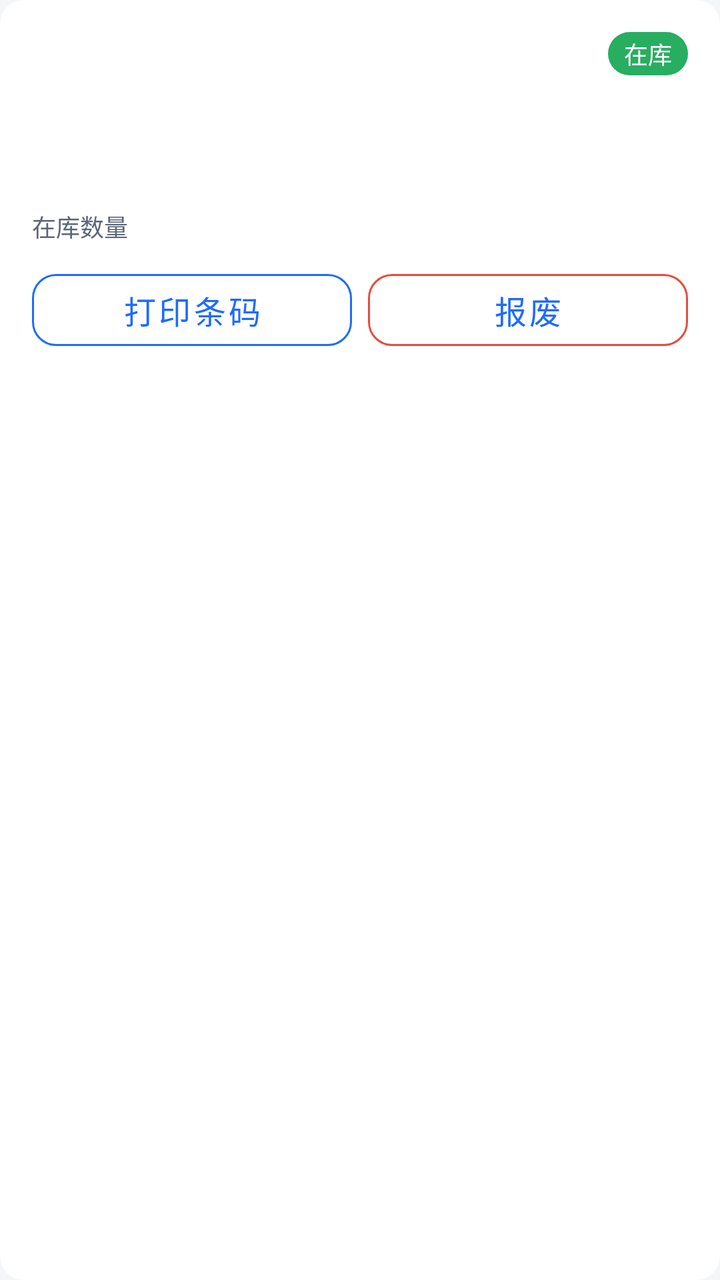
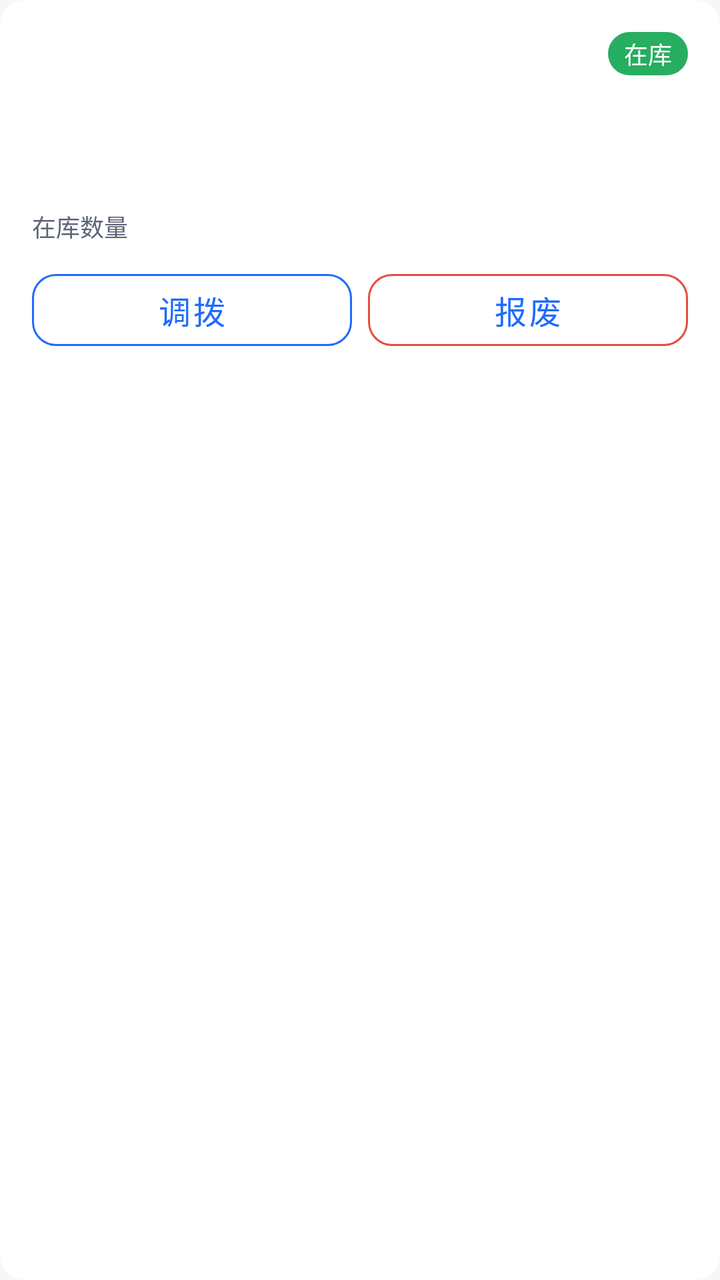

Two renders of the same Android screen: before a commit and after it. Below are the layout's source before the change and the commit's diff.
<!-- AndroidManifest.xml: application theme Theme.SimpleWmsPda -->
<!-- res/layout/item_inventory.xml -->
<?xml version="1.0" encoding="utf-8"?>
<LinearLayout xmlns:android="http://schemas.android.com/apk/res/android"
    xmlns:app="http://schemas.android.com/apk/res-auto"
    android:orientation="vertical"
    android:layout_width="match_parent"
    android:layout_height="wrap_content"
    android:layout_marginStart="@dimen/space_md"
    android:layout_marginEnd="@dimen/space_md"
    android:layout_marginBottom="@dimen/space_sm"
    android:padding="@dimen/space_lg"
    android:background="@drawable/bg_card">

    <LinearLayout
        android:layout_width="match_parent"
        android:layout_height="wrap_content"
        android:orientation="horizontal"
        android:gravity="center_vertical">

        <TextView
            android:id="@+id/tv_sku"
            android:layout_width="0dp"
            android:layout_height="wrap_content"
            android:layout_weight="1"
            android:textColor="@color/text_primary"
            android:textSize="@dimen/text_subtitle"
            android:textStyle="bold" />

        <TextView
            android:id="@+id/tv_status"
            android:layout_width="wrap_content"
            android:layout_height="wrap_content"
            android:background="@drawable/bg_pill_success"
            android:paddingStart="@dimen/space_sm"
            android:paddingEnd="@dimen/space_sm"
            android:paddingTop="2dp"
            android:paddingBottom="2dp"
            android:textColor="@color/on_primary"
            android:textSize="@dimen/text_caption"
            android:text="在库" />
    </LinearLayout>

    <TextView
        android:id="@+id/tv_name"
        android:layout_width="wrap_content"
        android:layout_height="wrap_content"
        android:layout_marginTop="@dimen/space_xs"
        style="@style/Text.Body" />

    <TextView
        android:id="@+id/tv_code"
        android:layout_width="wrap_content"
        android:layout_height="wrap_content"
        style="@style/Text.Caption" />

    <TextView
        android:id="@+id/tv_location"
        android:layout_width="wrap_content"
        android:layout_height="wrap_content"
        style="@style/Text.Caption" />

    <LinearLayout
        android:layout_width="match_parent"
        android:layout_height="wrap_content"
        android:orientation="horizontal"
        android:layout_marginTop="@dimen/space_sm">

        <TextView
            android:layout_width="wrap_content"
            android:layout_height="wrap_content"
            android:text="@string/inventory_qty_on_hand"
            style="@style/Text.Caption" />
        <TextView
            android:id="@+id/tv_qty"
            android:layout_width="wrap_content"
            android:layout_height="wrap_content"
            android:layout_marginStart="@dimen/space_xs"
            android:textColor="@color/primary"
            android:textSize="@dimen/text_subtitle"
            android:textStyle="bold" />
    </LinearLayout>

    <LinearLayout
        android:layout_width="match_parent"
        android:layout_height="wrap_content"
        android:orientation="horizontal"
        android:layout_marginTop="@dimen/space_sm">

        <com.google.android.material.button.MaterialButton
            android:id="@+id/btn_print"
            style="@style/Widget.SimpleWMS.Button.Outlined"
            android:layout_width="0dp"
            android:layout_height="wrap_content"
            android:layout_weight="1"
            android:layout_marginEnd="@dimen/space_sm"
            android:text="@string/action_print"
            app:strokeColor="@color/primary" />

        <com.google.android.material.button.MaterialButton
            android:id="@+id/btn_scrap"
            style="@style/Widget.SimpleWMS.Button.Outlined"
            android:layout_width="0dp"
            android:layout_height="wrap_content"
            android:layout_weight="1"
            android:text="@string/action_scrap"
            app:strokeColor="@color/danger" />
    </LinearLayout>
</LinearLayout>
<!-- resources referenced by this layout -->
<resources>
  <color name="danger">#E74C3C</color>
  <color name="on_primary">#FFFFFF</color>
  <color name="primary">#1E6BFF</color>
  <color name="text_primary">#1A2233</color>
  <dimen name="space_lg">16dp</dimen>
  <dimen name="space_md">12dp</dimen>
  <dimen name="space_sm">8dp</dimen>
  <dimen name="space_xs">4dp</dimen>
  <dimen name="text_caption">12sp</dimen>
  <dimen name="text_subtitle">16sp</dimen>
  <!-- drawable bg_card (drawable) -->
  <?xml version="1.0" encoding="utf-8"?>
  <shape xmlns:android="http://schemas.android.com/apk/res/android" android:shape="rectangle">
      <solid android:color="@color/bg_card" />
      <corners android:radius="@dimen/card_corner" />
  </shape>
  <!-- drawable bg_pill_success (drawable) -->
  <?xml version="1.0" encoding="utf-8"?>
  <shape xmlns:android="http://schemas.android.com/apk/res/android" android:shape="rectangle">
      <solid android:color="@color/status_done" />
      <corners android:radius="100dp" />
  </shape>
  <string name="action_print">打印条码</string>
  <string name="action_scrap">报废</string>
  <string name="inventory_qty_on_hand">在库数量</string>
  <style name="Text.Body">
          <item name="android:textSize">@dimen/text_body</item>
          <item name="android:textColor">@color/text_primary</item>
      </style>
  <style name="Text.Caption">
          <item name="android:textSize">@dimen/text_caption</item>
          <item name="android:textColor">@color/text_secondary</item>
      </style>
  <style name="Widget.SimpleWMS.Button.Outlined" parent="Widget.MaterialComponents.Button.OutlinedButton">
          <item name="cornerRadius">@dimen/card_corner</item>
          <item name="android:minHeight">@dimen/touch_min</item>
      </style>
  <style name="Theme.SimpleWmsPda" parent="Theme.SimpleWMS" />
  <color name="bg_card">#FFFFFF</color>
  <dimen name="card_corner">12dp</dimen>
  <color name="status_done">#27AE60</color>
  <dimen name="text_body">14sp</dimen>
  <color name="text_secondary">#5C6577</color>
  <dimen name="touch_min">48dp</dimen>
  <style name="Theme.SimpleWMS" parent="Theme.MaterialComponents.Light.NoActionBar">
          <item name="colorPrimary">@color/primary</item>
          <item name="colorPrimaryDark">@color/primary_dark</item>
          <item name="colorAccent">@color/accent</item>
          <item name="android:windowBackground">@color/bg_page</item>
          <item name="android:statusBarColor">@color/primary_dark</item>
          <item name="android:navigationBarColor">@color/bg_card</item>
          <item name="android:textColorPrimary">@color/text_primary</item>
          <item name="android:textColorSecondary">@color/text_secondary</item>
          <item name="materialButtonStyle">@style/Widget.SimpleWMS.Button</item>
      </style>
  <color name="primary_dark">#0E4CCB</color>
  <color name="accent">#00B894</color>
  <color name="bg_page">#F4F6F8</color>
  <style name="Widget.SimpleWMS.Button" parent="Widget.MaterialComponents.Button">
          <item name="cornerRadius">@dimen/card_corner</item>
          <item name="android:minHeight">@dimen/touch_min</item>
          <item name="android:textSize">@dimen/text_subtitle</item>
      </style>
</resources>

<!-- the commit's change to res/layout/item_inventory.xml (unified diff, before → after) -->
@@ -86,13 +86,13 @@
         android:layout_marginTop="@dimen/space_sm">
 
         <com.google.android.material.button.MaterialButton
-            android:id="@+id/btn_print"
+            android:id="@+id/btn_transfer"
             style="@style/Widget.SimpleWMS.Button.Outlined"
             android:layout_width="0dp"
             android:layout_height="wrap_content"
             android:layout_weight="1"
             android:layout_marginEnd="@dimen/space_sm"
-            android:text="@string/action_print"
+            android:text="@string/action_transfer"
             app:strokeColor="@color/primary" />
 
         <com.google.android.material.button.MaterialButton
<!-- resource entries referenced after the edit -->
@@ -22,8 +22,8 @@
       <solid android:color="@color/status_done" />
       <corners android:radius="100dp" />
   </shape>
-  <string name="action_print">打印条码</string>
   <string name="action_scrap">报废</string>
+  <string name="action_transfer">调拨</string>
   <string name="inventory_qty_on_hand">在库数量</string>
   <style name="Text.Body">
           <item name="android:textSize">@dimen/text_body</item>
